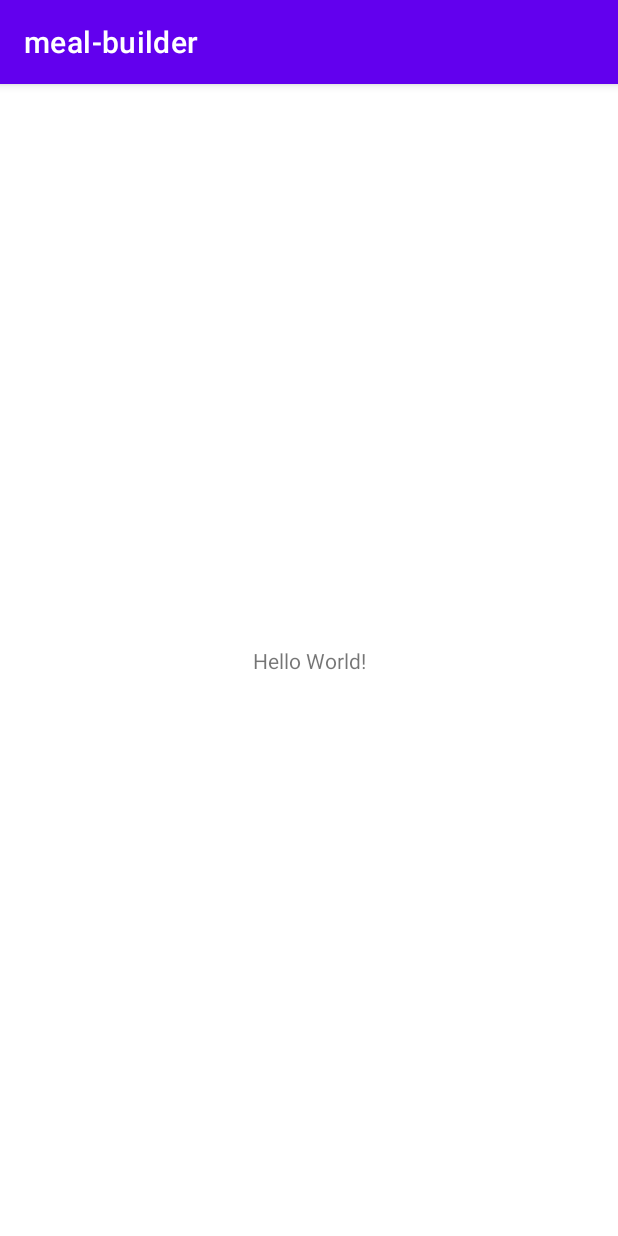
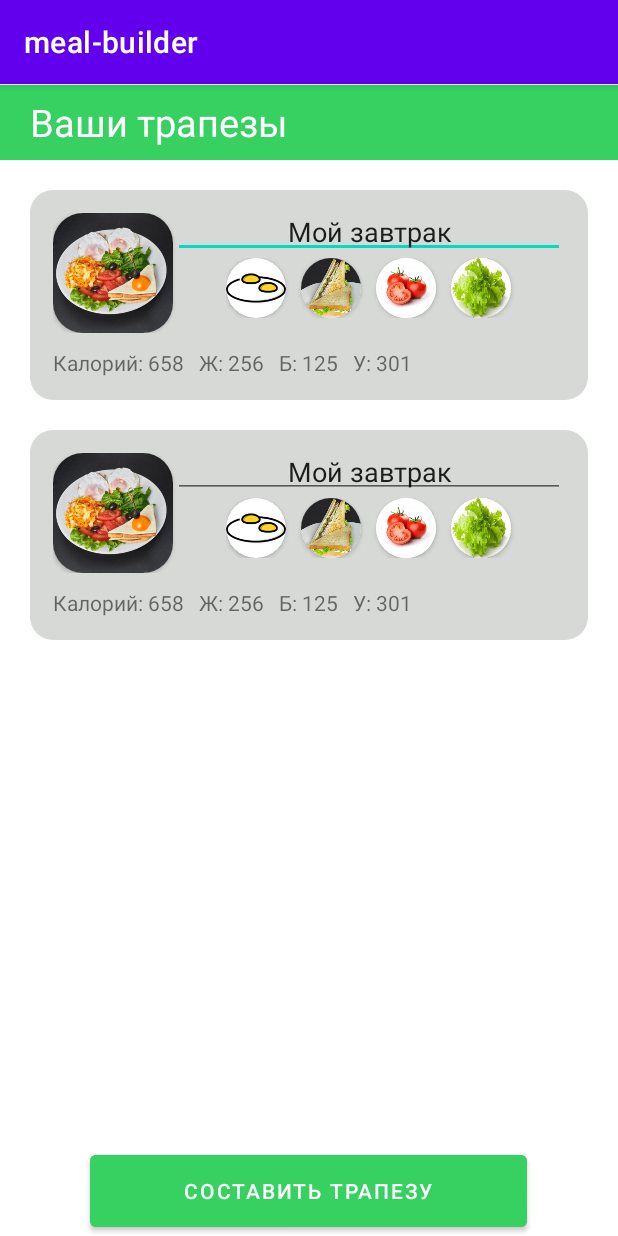
Before and after one commit to Ibarsuk/meal-builder, an Android app: the screen it shows after launch (MainActivity), on a phone screen of 412 x 824 dp. Run offline under Robolectric (Android 15) with nearby library versions, the phone set to English and light mode, and no system bars.

Commit message:
main activity base layout

```diff
--- a/app/build.gradle
+++ b/app/build.gradle
@@ -8,7 +8,7 @@ android {
 
     defaultConfig {
         applicationId "com.example.meal_builder"
-        minSdk 30
+        minSdk 29
         targetSdk 33
         versionCode 1
         versionName "1.0"
--- /dev/null
+++ b/app/src/main/res/drawable/rounded.xml
@@ -0,0 +1,17 @@
+<?xml version="1.0" encoding="utf-8"?>
+<shape
+    xmlns:android="http://schemas.android.com/apk/res/android">
+    <solid
+        android:color="@color/card_bg">
+    </solid>
+    <stroke
+        android:width="0dp"
+        android:color="#424242">
+    </stroke>
+    <corners
+        android:topLeftRadius="15dp"
+        android:topRightRadius="15dp"
+        android:bottomLeftRadius="15dp"
+        android:bottomRightRadius="15dp">
+    </corners>
+</shape>
--- a/app/src/main/res/layout/activity_main.xml
+++ b/app/src/main/res/layout/activity_main.xml
@@ -7,12 +7,64 @@
     tools:context=".MainActivity">
 
     <TextView
-        android:layout_width="wrap_content"
-        android:layout_height="wrap_content"
-        android:text="Hello World!"
+        android:id="@+id/textView"
+        android:layout_width="match_parent"
+        android:layout_height="50dp"
+        android:background="@color/green"
+        android:gravity="center_vertical"
+        android:paddingStart="20dp"
+        android:text="@string/user_meals_title"
+        android:textColor="@color/white"
+        android:textSize="25sp"
         app:layout_constraintBottom_toBottomOf="parent"
         app:layout_constraintEnd_toEndOf="parent"
+        app:layout_constraintHorizontal_bias="0.0"
         app:layout_constraintStart_toStartOf="parent"
-        app:layout_constraintTop_toTopOf="parent" />
+        app:layout_constraintTop_toTopOf="parent"
+        app:layout_constraintVertical_bias="0.001"
+        tools:ignore="RtlSymmetry" />
+
+    <ScrollView
+        app:layout_constrainedHeight="true"
+        android:layout_width="match_parent"
+        android:layout_height="wrap_content"
+        app:layout_constraintBottom_toTopOf="@+id/linearLayout"
+        app:layout_constraintTop_toBottomOf="@+id/textView"
+        app:layout_constraintVertical_bias="0.0"
+        tools:layout_editor_absoluteX="0dp">
+
+        <LinearLayout
+            android:layout_width="match_parent"
+            android:layout_height="wrap_content"
+            android:orientation="vertical"
+            android:padding="20dp">
+
+            <include layout="@layout/meal_card" />
+
+            <include layout="@layout/meal_card" />
+        </LinearLayout>
+    </ScrollView>
+
+    <LinearLayout
+        android:id="@+id/linearLayout"
+        android:layout_width="match_parent"
+
+        android:layout_height="wrap_content"
+        android:gravity="center"
+        app:layout_constraintBottom_toBottomOf="parent"
+        app:layout_constraintEnd_toEndOf="parent"
+        app:layout_constraintHorizontal_bias="1.0"
+        app:layout_constraintStart_toStartOf="parent"
+        app:layout_constraintTop_toTopOf="parent"
+        app:layout_constraintVertical_bias="1.0">
+
+        <Button
+            android:layout_width="291dp"
+            android:layout_height="60dp"
+            android:backgroundTint="@color/green"
+            android:text="@string/choose_button">
+
+        </Button>
+    </LinearLayout>
 
 </androidx.constraintlayout.widget.ConstraintLayout>
--- /dev/null
+++ b/app/src/main/res/layout/meal_card.xml
@@ -0,0 +1,125 @@
+<?xml version="1.0" encoding="utf-8"?>
+<LinearLayout xmlns:android="http://schemas.android.com/apk/res/android"
+    android:layout_width="match_parent"
+    android:layout_height="wrap_content"
+    android:layout_marginBottom="20dp"
+    android:background="@drawable/rounded"
+    android:padding="15dp"
+    android:orientation="vertical">
+<LinearLayout
+    android:layout_width="match_parent"
+    android:layout_height="wrap_content"
+    xmlns:app="http://schemas.android.com/apk/res-auto"
+    android:orientation="horizontal"
+    android:weightSum="100"
+    android:layout_marginBottom="10dp">
+
+
+        <androidx.cardview.widget.CardView
+            app:cardCornerRadius="20dp"
+            android:layout_width="80dp"
+            android:layout_height="80dp"
+            android:layout_gravity="center">
+        <ImageView
+            android:layout_width="match_parent"
+            android:layout_height="match_parent"
+            android:src="@drawable/breakfast1"
+            android:scaleType="fitXY"/>
+        </androidx.cardview.widget.CardView>
+
+    <LinearLayout
+        android:layout_width="match_parent"
+        android:layout_height="match_parent"
+        android:orientation="vertical">
+        <EditText
+            android:layout_width="match_parent"
+            android:layout_height="30dp"
+            android:text="Мой завтрак"
+            android:gravity="center_horizontal"
+            android:maxLines="2"
+            android:padding="0dp"/>
+        <HorizontalScrollView
+            android:layout_width="match_parent"
+            android:layout_height="wrap_content">
+
+            <LinearLayout
+                android:layout_width="match_parent"
+                android:layout_height="wrap_content"
+                android:orientation="horizontal"
+                android:paddingStart="10dp"
+                android:layout_gravity="center"
+                android:gravity="fill_horizontal">
+                <androidx.cardview.widget.CardView
+                    app:cardCornerRadius="50dp"
+                    android:layout_width="40dp"
+                    android:layout_height="40dp"
+                    android:layout_marginEnd="10dp">
+                    <ImageView
+                        android:layout_width="match_parent"
+                        android:layout_height="match_parent"
+                        android:src="@drawable/fried_eggs"
+                        android:scaleType="fitXY"/>
+                </androidx.cardview.widget.CardView>
+                <androidx.cardview.widget.CardView
+                    app:cardCornerRadius="50dp"
+                    android:layout_width="40dp"
+                    android:layout_height="40dp"
+                    android:layout_marginEnd="10dp">
+                    <ImageView
+                        android:layout_width="match_parent"
+                        android:layout_height="match_parent"
+                        android:src="@drawable/sandwitch"
+                        android:scaleType="fitXY"/>
+                </androidx.cardview.widget.CardView>
+                <androidx.cardview.widget.CardView
+                    app:cardCornerRadius="50dp"
+                    android:layout_width="40dp"
+                    android:layout_height="40dp"
+                    android:layout_marginEnd="10dp">
+                    <ImageView
+                        android:layout_width="match_parent"
+                        android:layout_height="match_parent"
+                        android:src="@drawable/tomatoes"
+                        android:scaleType="fitXY"/>
+                </androidx.cardview.widget.CardView>
+                <androidx.cardview.widget.CardView
+                    app:cardCornerRadius="50dp"
+                    android:layout_width="40dp"
+                    android:layout_height="40dp"
+                    android:layout_marginEnd="10dp">
+                    <ImageView
+                        android:layout_width="match_parent"
+                        android:layout_height="match_parent"
+                        android:src="@drawable/salad"
+                        android:scaleType="fitXY"/>
+                </androidx.cardview.widget.CardView>
+            </LinearLayout>
+        </HorizontalScrollView>
+
+    </LinearLayout>
+</LinearLayout>
+    <LinearLayout
+        android:layout_width="match_parent"
+        android:layout_height="wrap_content">
+
+        <TextView
+            android:layout_width="wrap_content"
+            android:layout_height="wrap_content"
+            android:text="Калорий: 658"
+            android:layout_marginEnd="10dp"/>
+        <TextView
+            android:layout_width="wrap_content"
+            android:layout_height="wrap_content"
+            android:text="Ж: 256"
+            android:layout_marginEnd="10dp"/>
+        <TextView
+            android:layout_width="wrap_content"
+            android:layout_height="wrap_content"
+            android:text="Б: 125"
+            android:layout_marginEnd="10dp"/>
+        <TextView
+            android:layout_width="wrap_content"
+            android:layout_height="wrap_content"
+            android:text="У: 301"/>
+    </LinearLayout>
+</LinearLayout>
--- a/app/src/main/res/values/colors.xml
+++ b/app/src/main/res/values/colors.xml
@@ -7,4 +7,6 @@
     <color name="teal_700">#FF018786</color>
     <color name="black">#FF000000</color>
     <color name="white">#FFFFFFFF</color>
+    <color name="green">#36d160</color>
+    <color name="card_bg">#d7d9d7</color>
 </resources>
--- a/app/src/main/res/values/strings.xml
+++ b/app/src/main/res/values/strings.xml
@@ -1,3 +1,5 @@
 <resources>
     <string name="app_name">meal-builder</string>
+    <string name="choose_button">Составить трапезу</string>
+    <string name="user_meals_title">Ваши трапезы</string>
 </resources>
```
Also changed, not shown: app/src/main/res/drawable/breakfast1.jpg (added), app/src/main/res/drawable/fried_eggs.png (added), app/src/main/res/drawable/images/breakfast1.jpg (added), app/src/main/res/drawable/salad.jpg (added), app/src/main/res/drawable/sandwitch.jpg (added), app/src/main/res/drawable/tomatoes.jpg (added).
